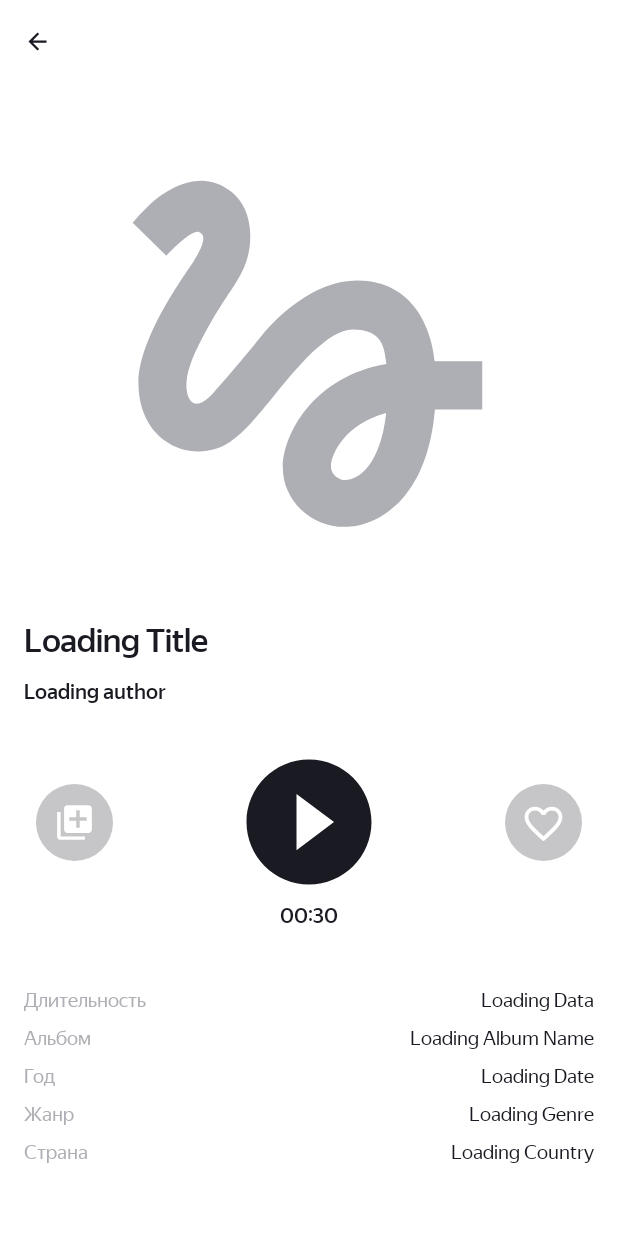
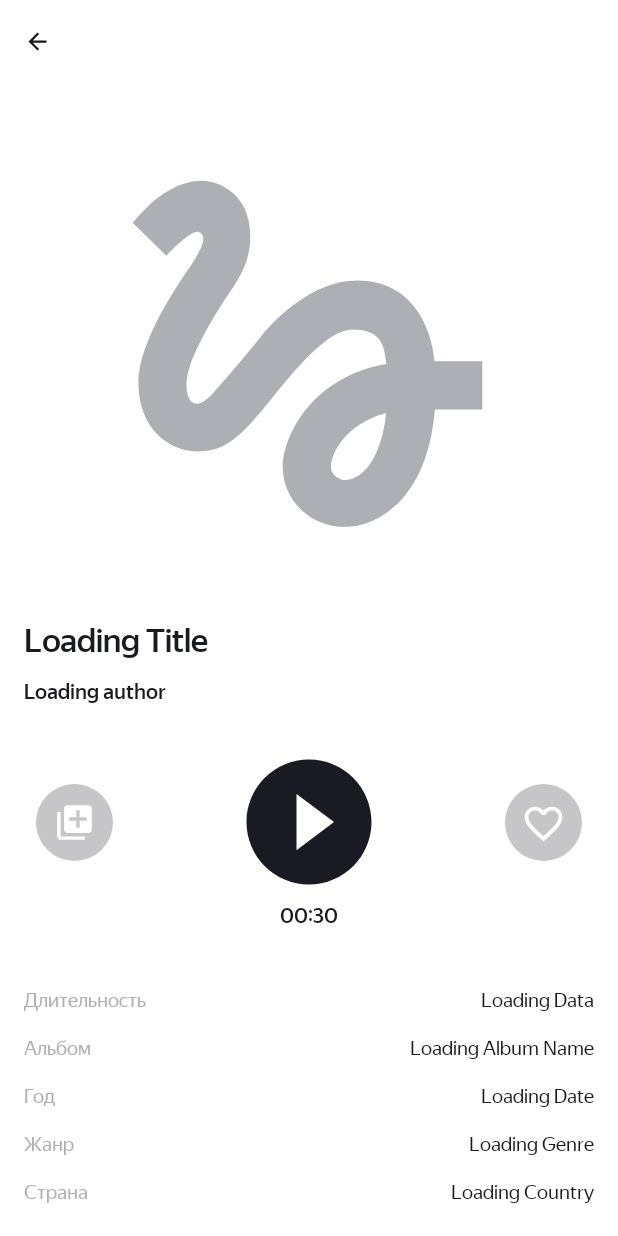
Before and after one commit to David-Arcanone/PlaylistMaker, an Android app: the layout activity_player.xml on its own in the app's theme, with its tools: preview values and no code run, on a phone screen of 412 x 824 dp. Run offline under Robolectric (Android 15) with nearby library versions, the phone set to English and light mode, and no system bars.

Commit message:
задание спринта 13 Испраил ключевые замечания Часть рекомендаций выполнил

```diff
--- a/app/src/main/java/com/practicum/playlistmaker/ITunesApiService.kt
+++ b/app/src/main/java/com/practicum/playlistmaker/ITunesApiService.kt
@@ -8,5 +8,5 @@ interface ITunesApiService {
     @GET("/search")
     fun search(
         @Query("term", encoded = false) text: String
-    ):Call<iTunesSearchResponse>
+    ): Call<iTunesSearchResponse>
 }
--- a/app/src/main/java/com/practicum/playlistmaker/Utilities.kt
+++ b/app/src/main/java/com/practicum/playlistmaker/Utilities.kt
@@ -4,11 +4,12 @@ import android.content.Context
 import android.util.TypedValue
 
 object Utilities {
-    val iTunesBaseUrl="https://itunes.apple.com"
+    val iTunesBaseUrl = "https://itunes.apple.com"
     fun dpToPx(dp: Float, context: Context): Int {
         return TypedValue.applyDimension(
             TypedValue.COMPLEX_UNIT_DIP,
             dp,
-            context.resources.displayMetrics).toInt()
+            context.resources.displayMetrics
+        ).toInt()
     }
 }
--- a/app/src/main/res/layout/activity_player.xml
+++ b/app/src/main/res/layout/activity_player.xml
@@ -1,6 +1,5 @@
 <?xml version="1.0" encoding="utf-8"?>
-<androidx.constraintlayout.widget.ConstraintLayout
-    xmlns:android="http://schemas.android.com/apk/res/android"
+<androidx.constraintlayout.widget.ConstraintLayout xmlns:android="http://schemas.android.com/apk/res/android"
     xmlns:app="http://schemas.android.com/apk/res-auto"
     xmlns:tools="http://schemas.android.com/tools"
     android:layout_width="match_parent"
@@ -10,24 +9,26 @@
     <Button
         android:id="@+id/bt_back"
         style="@style/BackButtonStyle"
-        app:layout_constraintTop_toTopOf="parent"
+        android:layout_marginStart="@dimen/horizontal_screen_padding"
+        android:layout_marginTop="@dimen/top_screen_padding"
+        android:contentDescription="@string/back"
         app:layout_constraintStart_toEndOf="parent"
-        android:contentDescription="@string/back"
-        android:layout_marginTop="@dimen/top_screen_padding"
-        android:layout_marginStart="@dimen/horizontal_screen_padding"
-        />
+        app:layout_constraintTop_toTopOf="parent" />
+
     <androidx.constraintlayout.widget.Guideline
         android:id="@+id/leftBorder"
         android:layout_width="wrap_content"
         android:layout_height="wrap_content"
         android:orientation="vertical"
         app:layout_constraintGuide_begin="@dimen/horizontal_screen_padding" />
+
     <androidx.constraintlayout.widget.Guideline
         android:id="@+id/rightBorder"
         android:layout_width="wrap_content"
         android:layout_height="wrap_content"
         android:orientation="vertical"
         app:layout_constraintGuide_end="@dimen/horizontal_screen_padding" />
+
     <androidx.constraintlayout.widget.Guideline
         android:id="@+id/horizontalTitleBorder"
         android:layout_width="wrap_content"
@@ -44,183 +45,187 @@
         android:contentDescription="@string/track_img"
         android:scaleType="centerCrop"
         android:src="@drawable/placeholder"
+        app:layout_constraintBottom_toTopOf="@id/horizontalTitleBorder"
         app:layout_constraintDimensionRatio="1:1"
         app:layout_constraintEnd_toEndOf="@id/rightBorder"
         app:layout_constraintStart_toStartOf="@id/leftBorder"
-        app:layout_constraintTop_toBottomOf="@id/bt_back"
-        app:layout_constraintBottom_toTopOf="@id/horizontalTitleBorder"/>
+        app:layout_constraintTop_toBottomOf="@id/bt_back" />
+
     <TextView
         android:id="@+id/title_name"
         style="@style/PlayerTitleNameStyle"
         app:layout_constraintStart_toStartOf="@id/leftBorder"
         app:layout_constraintTop_toTopOf="@id/horizontalTitleBorder"
-        tools:text="Loading Title"/>
+        tools:text="Loading Title" />
+
     <TextView
         android:id="@+id/title_author"
         style="@style/PlayerTitleAuthorStyle"
         android:layout_marginTop="@dimen/settings_padding"
         app:layout_constraintStart_toStartOf="@id/leftBorder"
         app:layout_constraintTop_toBottomOf="@id/title_name"
-        tools:text="Loading author"/>
+        tools:text="Loading author" />
+
     <ImageView
         android:id="@+id/bt_play"
-        app:layout_constraintStart_toEndOf="@id/leftBorder"
-        app:layout_constraintEnd_toStartOf="@id/rightBorder"
-        app:layout_constraintTop_toBottomOf="@id/title_author"
-        app:layout_constraintBottom_toTopOf="@id/title_time"
+        android:layout_width="@dimen/player_button"
+        android:layout_height="@dimen/player_button"
         android:layout_marginTop="@dimen/player_button_margins"
         android:layout_marginBottom="@dimen/top_screen_padding"
-        android:layout_width="@dimen/player_button"
-        android:layout_height="@dimen/player_button"
+        android:backgroundTint="@color/transparent"
+        android:contentDescription="@string/player_play_pause"
+        android:src="@drawable/bt_play_lm"
+        app:layout_constraintBottom_toTopOf="@id/title_time"
         app:layout_constraintDimensionRatio="1:1"
-        android:backgroundTint="@color/transparent"
-        android:src="@drawable/bt_play_lm"
-        android:contentDescription="@string/player_play_pause"/>
+        app:layout_constraintEnd_toStartOf="@id/rightBorder"
+        app:layout_constraintStart_toEndOf="@id/leftBorder"
+        app:layout_constraintTop_toBottomOf="@id/title_author" />
+
     <ImageView
         android:id="@+id/bt_add_to_playlist"
-        app:layout_constraintStart_toEndOf="@id/leftBorder"
-        app:layout_constraintEnd_toStartOf="@id/bt_play"
-        app:layout_constraintTop_toTopOf="@id/bt_play"
-        app:layout_constraintBottom_toBottomOf="@id/bt_play"
-        android:layout_marginStart="@dimen/icon_padding"
         android:layout_width="@dimen/player_like_button"
         android:layout_height="@dimen/player_like_button"
+        android:layout_marginStart="@dimen/icon_padding"
+        android:backgroundTint="@color/transparent"
+        android:contentDescription="@string/player_add_to_playlist"
+        android:src="@drawable/bt_library_lm"
+        app:layout_constraintBottom_toBottomOf="@id/bt_play"
         app:layout_constraintDimensionRatio="1:1"
-        android:backgroundTint="@color/transparent"
-        android:src="@drawable/bt_library_lm"
+        app:layout_constraintEnd_toStartOf="@id/bt_play"
         app:layout_constraintHorizontal_bias="0"
-        android:contentDescription="@string/player_add_to_playlist"/>
+        app:layout_constraintStart_toEndOf="@id/leftBorder"
+        app:layout_constraintTop_toTopOf="@id/bt_play" />
+
     <ImageView
         android:id="@+id/bt_like"
-        app:layout_constraintStart_toEndOf="@id/bt_play"
-        app:layout_constraintEnd_toStartOf="@id/rightBorder"
-        app:layout_constraintTop_toTopOf="@id/bt_play"
-        app:layout_constraintBottom_toBottomOf="@id/bt_play"
-        android:layout_marginEnd="@dimen/icon_padding"
         android:layout_width="@dimen/player_like_button"
         android:layout_height="@dimen/player_like_button"
+        android:layout_marginEnd="@dimen/icon_padding"
+        android:backgroundTint="@color/transparent"
+        android:contentDescription="@string/player_like"
+        android:src="@drawable/bt_like_lm"
+        app:layout_constraintBottom_toBottomOf="@id/bt_play"
         app:layout_constraintDimensionRatio="1:1"
-        android:backgroundTint="@color/transparent"
-        android:src="@drawable/bt_like_lm"
+        app:layout_constraintEnd_toStartOf="@id/rightBorder"
         app:layout_constraintHorizontal_bias="1"
-        android:contentDescription="@string/player_like"/>
+        app:layout_constraintStart_toEndOf="@id/bt_play"
+        app:layout_constraintTop_toTopOf="@id/bt_play" />
+
     <TextView
         android:id="@+id/title_time"
         style="@style/PlayerTitleAuthorStyle"
+        android:layout_marginTop="@dimen/top_screen_padding"
+        android:text="@string/current_time_template"
+        app:layout_constraintEnd_toStartOf="@id/rightBorder"
         app:layout_constraintStart_toStartOf="@id/leftBorder"
-        app:layout_constraintTop_toBottomOf="@id/bt_play"
-        app:layout_constraintEnd_toStartOf="@id/rightBorder"
-        android:layout_marginTop="@dimen/top_screen_padding"
-        android:text="@string/current_time_template"/>
+        app:layout_constraintTop_toBottomOf="@id/bt_play" />
 
-    <!--   В примере где мы брали плейсхолдер дискрипшн песни не влезал полность в 1 экран,
-    поэтому делаю аналогично примеру с помощью ScrollView, хотя это повышает нагрузку
-    альтернативно могу реализовать с помощью spread, но это не будет соответсвовать примеру
-    https://www.figma.com/design/RsgAdp5CWIDWQcrSe5kZ8m/Playlist-Maker.-Placeholder-(YP)?node-id=1-258&t=cJJCWGcz9ruUIriB-0 -->
     <ScrollView
         android:layout_width="@dimen/zero_value"
         android:layout_height="@dimen/zero_value"
+        android:layout_marginTop="@dimen/player_margin_before_description"
+        app:layout_constraintBottom_toBottomOf="parent"
+        app:layout_constraintEnd_toStartOf="@id/rightBorder"
         app:layout_constraintStart_toEndOf="@id/leftBorder"
-        app:layout_constraintEnd_toStartOf="@id/rightBorder"
         app:layout_constraintTop_toBottomOf="@id/title_time"
-        app:layout_constraintBottom_toBottomOf="parent"
-        android:layout_marginTop="@dimen/player_margin_before_description"
         app:layout_constraintVertical_bias="0">
+
         <androidx.constraintlayout.widget.ConstraintLayout
             android:layout_width="match_parent"
             android:layout_height="wrap_content">
+
             <TextView
                 android:id="@+id/description_duration"
                 style="@style/PlayerDescriptionTableStyle"
+                android:layout_marginTop="@dimen/zero_value"
+                android:text="@string/duration"
                 app:layout_constraintStart_toStartOf="parent"
-                app:layout_constraintTop_toTopOf="parent"
-                android:text="@string/duration"
-                android:layout_marginTop="@dimen/zero_value"
-                />
+                app:layout_constraintTop_toTopOf="parent" />
+
             <TextView
                 android:id="@+id/track_duration"
                 style="@style/PlayerDescriptionValueStyle"
+                app:layout_constrainedWidth="true"
+                app:layout_constraintBaseline_toBaselineOf="@id/description_duration"
                 app:layout_constraintEnd_toEndOf="parent"
-                app:layout_constraintBaseline_toBaselineOf="@id/description_duration"
+                app:layout_constraintHorizontal_bias="1"
                 app:layout_constraintStart_toEndOf="@id/description_duration"
-                app:layout_constraintHorizontal_bias="1"
-                app:layout_constrainedWidth="true"
-                tools:text="Loading Data"
-                />
+                tools:text="Loading Data" />
+
             <TextView
                 android:id="@+id/description_album"
                 style="@style/PlayerDescriptionTableStyle"
+                android:text="@string/album"
                 app:layout_constraintStart_toStartOf="parent"
-                app:layout_constraintTop_toBottomOf="@id/description_duration"
-                android:text="@string/album"
-                />
+                app:layout_constraintTop_toBottomOf="@id/description_duration" />
+
             <TextView
                 android:id="@+id/track_album"
                 style="@style/PlayerDescriptionValueStyle"
+                app:layout_constrainedWidth="true"
+                app:layout_constraintBaseline_toBaselineOf="@id/description_album"
                 app:layout_constraintEnd_toEndOf="parent"
-                app:layout_constraintBaseline_toBaselineOf="@id/description_album"
+                app:layout_constraintHorizontal_bias="1"
                 app:layout_constraintStart_toEndOf="@id/description_album"
-                app:layout_constraintHorizontal_bias="1"
-                app:layout_constrainedWidth="true"
-                tools:text="Loading Album Name"
-                />
+                tools:text="Loading Album Name" />
+
             <androidx.constraintlayout.widget.Group
                 android:id="@+id/album_group"
-                android:visibility="visible"
                 android:layout_width="wrap_content"
                 android:layout_height="wrap_content"
-                app:constraint_referenced_ids="track_album,description_album"/>
+                android:visibility="visible"
+                app:constraint_referenced_ids="track_album,description_album" />
+
             <TextView
                 android:id="@+id/description_year"
-                app:layout_constraintStart_toStartOf="parent"
-                app:layout_constraintTop_toBottomOf="@id/description_album"
                 style="@style/PlayerDescriptionTableStyle"
                 android:text="@string/year"
-                />
+                app:layout_constraintStart_toStartOf="parent"
+                app:layout_constraintTop_toBottomOf="@id/description_album" />
+
             <TextView
                 android:id="@+id/track_year"
                 style="@style/PlayerDescriptionValueStyle"
+                app:layout_constrainedWidth="true"
+                app:layout_constraintBaseline_toBaselineOf="@id/description_year"
                 app:layout_constraintEnd_toEndOf="parent"
-                app:layout_constraintBaseline_toBaselineOf="@id/description_year"
+                app:layout_constraintHorizontal_bias="1"
                 app:layout_constraintStart_toEndOf="@id/description_year"
-                app:layout_constraintHorizontal_bias="1"
-                app:layout_constrainedWidth="true"
-                tools:text="Loading Date"
-                />
+                tools:text="Loading Date" />
+
             <TextView
                 android:id="@+id/description_genre"
                 style="@style/PlayerDescriptionTableStyle"
+                android:text="@string/genre"
                 app:layout_constraintStart_toStartOf="parent"
-                app:layout_constraintTop_toBottomOf="@id/description_year"
-                android:text="@string/genre"
-                />
+                app:layout_constraintTop_toBottomOf="@id/description_year" />
+
             <TextView
                 android:id="@+id/track_genre"
                 style="@style/PlayerDescriptionValueStyle"
+                app:layout_constrainedWidth="true"
+                app:layout_constraintBaseline_toBaselineOf="@id/description_genre"
                 app:layout_constraintEnd_toEndOf="parent"
-                app:layout_constraintBaseline_toBaselineOf="@id/description_genre"
+                app:layout_constraintHorizontal_bias="1"
                 app:layout_constraintStart_toEndOf="@id/description_genre"
-                app:layout_constraintHorizontal_bias="1"
-                app:layout_constrainedWidth="true"
-                tools:text="Loading Genre"
-                />
+                tools:text="Loading Genre" />
+
             <TextView
                 android:id="@+id/description_country"
                 style="@style/PlayerDescriptionTableStyle"
+                android:text="@string/country"
                 app:layout_constraintStart_toStartOf="parent"
-                app:layout_constraintTop_toBottomOf="@id/description_genre"
-                android:text="@string/country"
-                />
+                app:layout_constraintTop_toBottomOf="@id/description_genre" />
+
             <TextView
                 android:id="@+id/track_country"
                 style="@style/PlayerDescriptionValueStyle"
+                app:layout_constrainedWidth="true"
+                app:layout_constraintBaseline_toBaselineOf="@id/description_country"
                 app:layout_constraintEnd_toEndOf="parent"
-                app:layout_constraintBaseline_toBaselineOf="@id/description_country"
+                app:layout_constraintHorizontal_bias="1"
                 app:layout_constraintStart_toEndOf="@id/description_country"
-                app:layout_constraintHorizontal_bias="1"
-                app:layout_constrainedWidth="true"
-                tools:text="Loading Country"
-                />
+                tools:text="Loading Country" />
         </androidx.constraintlayout.widget.ConstraintLayout>
     </ScrollView>
 </androidx.constraintlayout.widget.ConstraintLayout>
--- a/app/src/main/res/values/styles.xml
+++ b/app/src/main/res/values/styles.xml
@@ -1,5 +1,6 @@
 <?xml version="1.0" encoding="utf-8"?>
 <resources>
+
     <style name="TitleButtonStyle" parent="Widget.MaterialComponents.Button.UnelevatedButton">
         <item name="android:stateListAnimator">@null</item>
         <item name="android:foreground">?attr/selectableItemBackground</item>
@@ -23,6 +24,7 @@
         <item name="android:insetTop">@dimen/zero_value</item>
         <item name="android:insetBottom">@dimen/zero_value</item>
     </style>
+
     <style name="RefreshButtonStyle" parent="Widget.MaterialComponents.Button.UnelevatedButton">
         <item name="android:stateListAnimator">@null</item>
         <item name="android:foreground">?attr/selectableItemBackground</item>
@@ -46,6 +48,7 @@
         <item name="android:minWidth">@dimen/min_width_refresh_button</item>
         <item name="android:minHeight">@dimen/clear_height_button</item>
     </style>
+
     <style name="TransparentButtonStyle" parent="Widget.AppCompat.Button.Borderless">
         <item name="android:layout_width">match_parent</item>
         <item name="android:layout_height">wrap_content</item>
@@ -58,12 +61,14 @@
         <item name="android:textAlignment">viewStart</item>
         <item name="android:textColor">?attr/colorOnPrimary</item>
     </style>
+
     <style name="SettingsTransparentButtonStyle" parent="TransparentButtonStyle">
         <item name="android:minHeight">@dimen/min_height_button</item>
         <item name="android:textSize">@dimen/primary_text_size</item>
         <item name="android:fontFamily">@font/ys_display_regular</item>
         <item name="android:textFontWeight">400</item>
     </style>
+
     <style name="BackButtonStyle" parent="TransparentButtonStyle">
         <item name="android:layout_marginBottom">@dimen/settings_first_margin</item>
         <item name="iconGravity">textStart</item>
@@ -74,6 +79,7 @@
         <item name="android:fontFamily">@font/ys_display_medium</item>
         <item name="android:textFontWeight">500</item>
     </style>
+
     <style name="SmallTextStyle">
         <item name="android:layout_width">wrap_content</item>
         <item name="android:layout_height">wrap_content</item>
@@ -86,6 +92,7 @@
         <item name="android:textStyle">bold</item>
         <item name="android:maxLines">@integer/search_edit_text_max_line</item>
     </style>
+
     <style name="VerySmallTextStyle">
         <item name="android:layout_width">wrap_content</item>
         <item name="android:layout_height">wrap_content</item>
@@ -97,6 +104,7 @@
         <item name="android:textStyle">bold</item>
         <item name="android:maxLines">@integer/search_edit_text_max_line</item>
     </style>
+
     <style name="TypicalView">
         <item name="android:layout_width">match_parent</item>
         <item name="android:layout_height">match_parent</item>
@@ -107,6 +115,7 @@
         <item name="android:paddingEnd">@dimen/settings_padding</item>
         <item name="android:paddingBottom">@dimen/settings_screen_bottom_padding</item>
     </style>
+
     <style name="EditText">
         <item name="android:layout_gravity">center_vertical</item>
         <item name="android:layout_width">match_parent</item>
@@ -122,6 +131,7 @@
         <item name="android:textColor">@color/black</item>
         <item name="android:textColorHint">?attr/iconTint</item>
     </style>
+
     <style name="ErrorText">
         <item name="android:textAlignment">center</item>
         <item name="android:layout_width">wrap_content</item>
@@ -134,12 +144,14 @@
         <item name="android:textFontWeight">400</item>
         <item name="android:layout_gravity">center</item>
     </style>
+
     <style name="ErrorPicture">
         <item name="android:layout_gravity">center</item>
         <item name="android:layout_width">@dimen/error_image</item>
         <item name="android:layout_height">@dimen/error_image</item>
         <item name="android:visibility">gone</item>
     </style>
+
     <style name="SwitchTextStyle">
         <item name="android:layout_width">match_parent</item>
         <item name="android:layout_height">wrap_content</item>
@@ -152,18 +164,21 @@
         <item name="android:textStyle">bold</item>
         <item name="android:maxLines">@integer/search_edit_text_max_line</item>
     </style>
+
     <style name="PopupGroup">
         <item name="android:orientation">vertical</item>
         <item name="android:layout_width">wrap_content</item>
         <item name="android:layout_height">wrap_content</item>
         <item name="android:layout_gravity">center</item>
     </style>
+
     <style name="RecyclerViewStyle">
         <item name="android:layout_width">match_parent</item>
         <item name="android:layout_height">wrap_content</item>
         <item name="android:orientation">vertical</item>
         <item name="layoutManager">androidx.recyclerview.widget.LinearLayoutManager</item>
     </style>
+
     <style name="PlayerTitleNameStyle">
         <item name="android:layout_width">wrap_content</item>
         <item name="android:layout_height">wrap_content</item>
@@ -174,19 +189,21 @@
         <item name="android:textSize">@dimen/primary_title_size</item>
         <item name="android:textFontWeight">400</item>
     </style>
+
     <style name="PlayerTitleAuthorStyle" parent="PlayerTitleNameStyle">
         <item name="android:textSize">@dimen/refresh_button</item>
     </style>
+
     <style name="PlayerDescriptionTableStyle">
         <item name="android:layout_width">wrap_content</item>
         <item name="android:layout_height">wrap_content</item>
-        <item name="android:layout_marginTop">@dimen/description_top_margin</item>
-        <item name="android:layout_marginBottom">@dimen/icon_padding</item>
+        <item name="android:layout_marginTop">@dimen/horizontal_screen_padding</item>
         <item name="android:fontFamily">@font/ys_display_regular</item>
         <item name="android:textSize">@dimen/player_description_text_size</item>
         <item name="android:textFontWeight">400</item>
         <item name="android:textColor">@color/dark_grey</item>
     </style>
+
     <style name="PlayerDescriptionValueStyle" parent="PlayerDescriptionTableStyle">
         <item name="android:textColor">?attr/colorOnPrimary</item>
         <item name="android:maxLines">@integer/search_edit_text_max_line</item>
```
Also changed, not shown: app/src/main/AndroidManifest.xml (+6 -6 lines), app/src/main/java/com/practicum/playlistmaker/App.kt (+6 -4 lines), app/src/main/java/com/practicum/playlistmaker/PlayerActivity.kt (+17 -15 lines), app/src/main/java/com/practicum/playlistmaker/SearchActivity.kt (+100 -72 lines), app/src/main/java/com/practicum/playlistmaker/SettingsActivity.kt (+20 -9 lines), app/src/main/java/com/practicum/playlistmaker/SharedPreferenceManager.kt (+23 -21 lines), app/src/main/java/com/practicum/playlistmaker/Track.kt (+13 -12 lines), app/src/main/java/com/practicum/playlistmaker/TrackAdapter.kt (+11 -8 lines), app/src/main/java/com/practicum/playlistmaker/TrackViewHolder.kt (+18 -11 lines), app/src/main/res/layout/activity_main.xml (+4 -4 lines), app/src/main/res/layout/activity_search.xml (+36 -32 lines), app/src/main/res/layout/activity_settings.xml (+14 -14 lines), app/src/main/res/layout/track_showcase.xml (+25 -19 lines).
